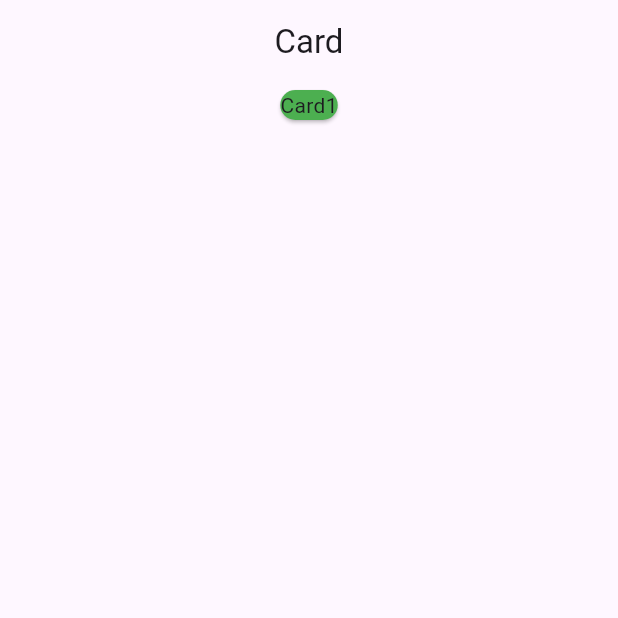
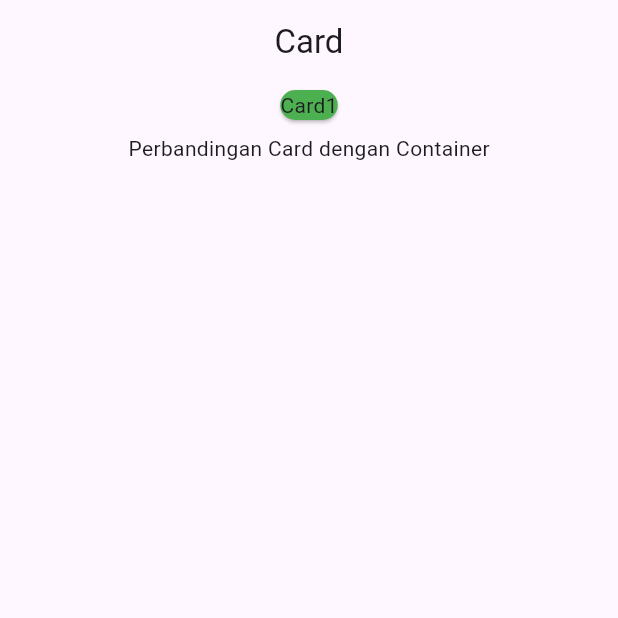
Before and after one commit to AryaPramudya898/latihan8, a Flutter app: the screen it shows after launch, on a phone screen of 412 x 824 dp, the top half of it. Run offline on Flutter 3.47's test engine with Material 3 defaults, Android fonts, the light colour scheme and no system bars.

Commit message:
Membuat text Perbadningan Card dengan Container

```diff
--- a/lib/card/card.dart
+++ b/lib/card/card.dart
@@ -10,7 +10,15 @@ class MyCard extends StatelessWidget {
       body: Center(
         child: Container(
           child: Column(
-            children: [Card(color: Colors.green, child: Text("Card1"))],
+            children: [
+              Card(
+                color: Colors.green,
+                child: Text("Card1")
+              ),
+              SizedBox(height: 5,),
+              Text("Perbandingan Card dengan Container"),
+              SizedBox(height: 5,)
+            ],
           ),
         ),
       ),
```
